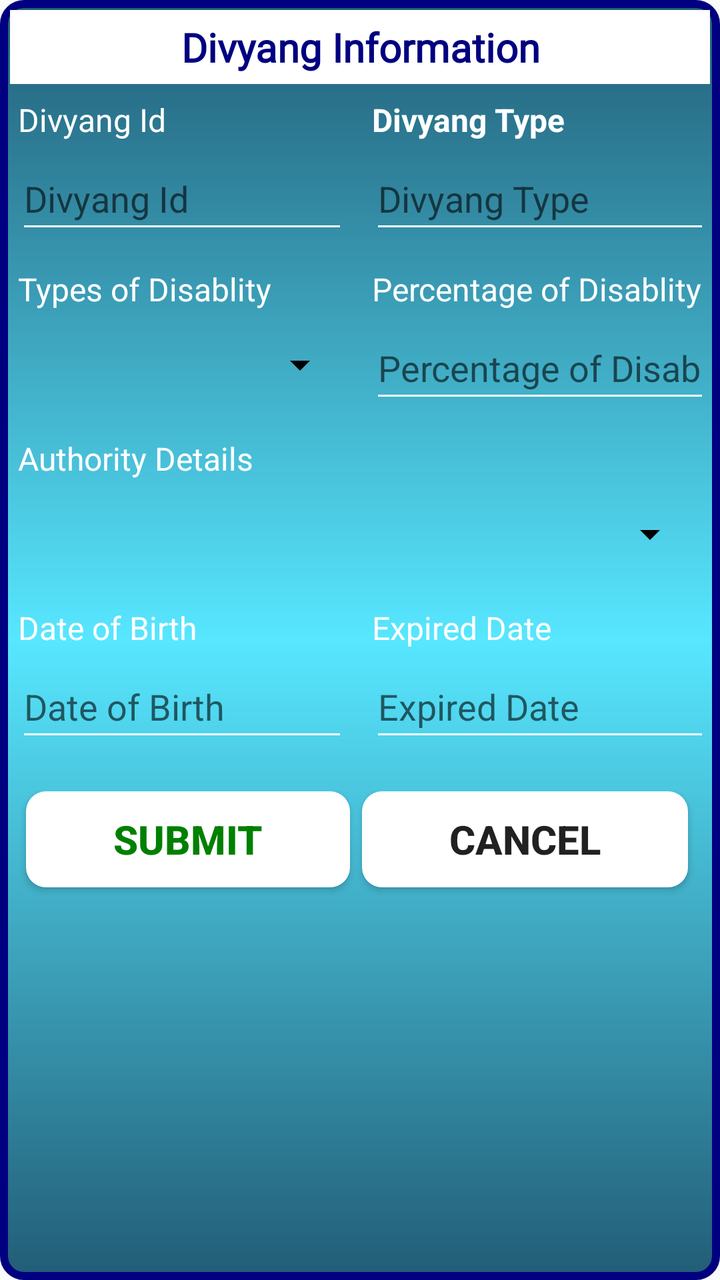
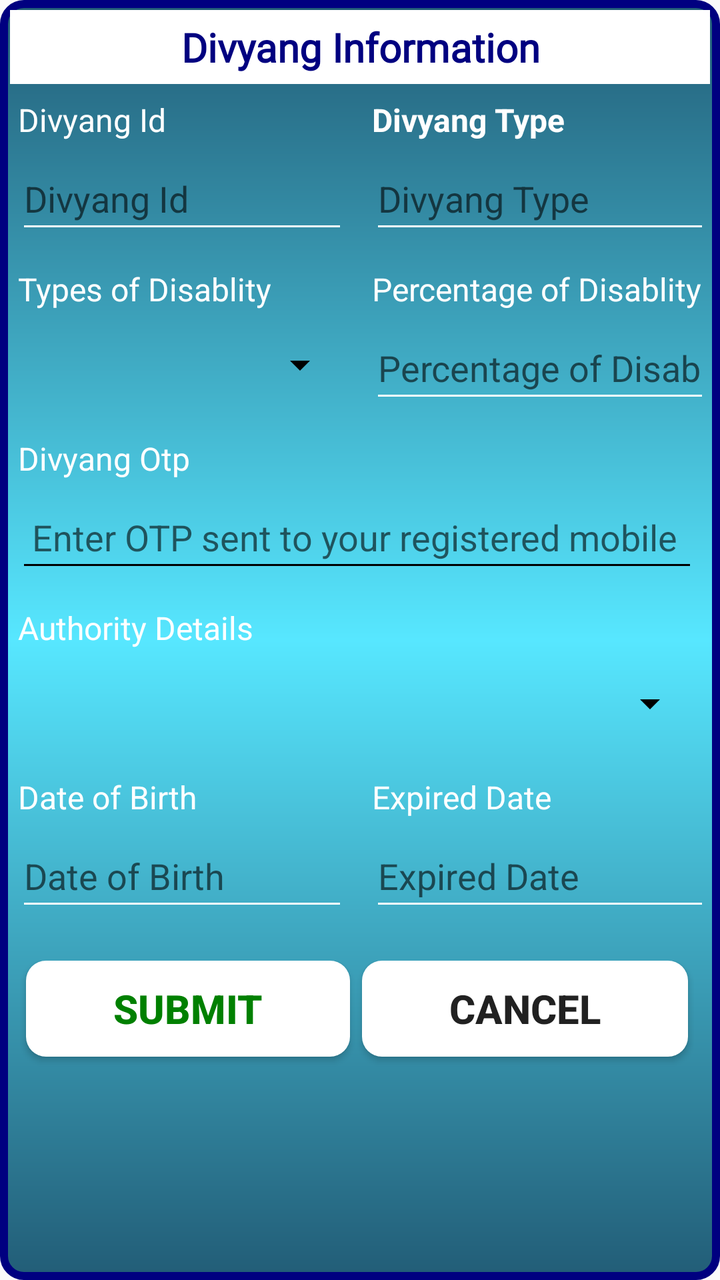

Screens rendered from an Android XML layout before and after an edit, with the pre-edit source and the edit as a unified diff.
<!-- AndroidManifest.xml: application theme AppTheme.NoActionBar -->
<!-- res/layout/divyang_info.xml -->
<?xml version="1.0" encoding="utf-8"?>
<LinearLayout
    xmlns:android="http://schemas.android.com/apk/res/android"
    xmlns:tools="http://schemas.android.com/tools"
    android:orientation="vertical"
    android:layout_width="match_parent"
    android:layout_height="match_parent"
    android:padding="5dp"
    android:background="@drawable/div_info">
    <TextView
        android:layout_width="match_parent"
        android:layout_height="wrap_content"
        android:paddingLeft="1dp"
        android:padding="5dp"
        android:gravity="center"
        android:background="@color/white"
        android:textColor="@color/naviy"
        android:textStyle="bold"
        android:fontFamily="@font/gotham"
        android:text="Divyang Information"
        android:textSize="20dp" />

    <LinearLayout
        android:layout_width="match_parent"
        android:layout_height="wrap_content"
        android:layout_marginTop="5dp"
        android:layout_marginBottom="5dp"
        android:orientation="horizontal"
        android:visibility="visible">

        <LinearLayout
            android:layout_width="fill_parent"
            android:layout_height="wrap_content"
            android:layout_marginRight="6dip"
            android:layout_weight="1"
            android:orientation="vertical"
            android:paddingLeft="3dp">

            <TextView
                android:id="@+id/div_id_txt"
                android:layout_width="wrap_content"
                android:layout_height="wrap_content"
                android:layout_marginTop="2dp"
                android:paddingLeft="1dp"
                android:singleLine="true"
                android:text="Divyang Id"
                android:textColor="@color/white"
                android:textSize="16dp" />

            <EditText
                android:id="@+id/div_id"
                android:layout_width="match_parent"
                android:layout_height="48dp"
                android:layout_marginTop="3dp"
                android:hint="Divyang Id"
                android:inputType="textEmailAddress"
                android:textColor="@color/white"
                android:theme="@style/EditTextStyle"/>

        </LinearLayout>

        <LinearLayout
            android:layout_width="fill_parent"
            android:layout_height="wrap_content"
            android:layout_marginLeft="5dp"
            android:layout_weight="1"
            android:orientation="vertical"
            android:visibility="visible">

            <TextView
                android:layout_width="wrap_content"
                android:layout_height="wrap_content"
                android:layout_marginTop="2dp"
                android:id="@+id/div_type_txt"
                android:paddingLeft="1dp"
                android:singleLine="true"
                android:textStyle="bold"
                android:textColor="@color/white"
                android:text="Divyang Type"
                android:textSize="16dp" />

            <EditText
                android:id="@+id/div_type"
                android:layout_width="match_parent"
                android:layout_height="48dp"
                android:layout_marginTop="3dp"
                android:editable="false"
                android:focusable="false"
                android:hint="Divyang Type"
                android:textColor="@color/white"
                android:theme="@style/EditTextStyle"
                android:inputType="textEmailAddress" />
        </LinearLayout>
    </LinearLayout>

    <LinearLayout
        android:layout_width="match_parent"
        android:layout_height="wrap_content"
        android:layout_marginTop="5dp"
        android:layout_marginBottom="5dp"
        android:orientation="horizontal"
        android:visibility="visible">

        <LinearLayout
            android:layout_width="fill_parent"
            android:layout_height="wrap_content"
            android:layout_marginRight="6dip"
            android:layout_weight="1"
            android:orientation="vertical"
            android:paddingLeft="3dp">

            <TextView
                android:layout_width="wrap_content"
                android:layout_height="wrap_content"
                android:layout_marginTop="2dp"
                android:id="@+id/div_disablity_txt"
                android:paddingLeft="1dp"
                android:singleLine="true"
                android:textColor="@color/white"
                android:text="Types of Disablity"
                android:textSize="16dp" />

            <Spinner
                android:id="@+id/div_disablity"
                android:layout_width="match_parent"
                android:layout_height="48dp"
                android:layout_marginTop="3dp"
                android:theme="@style/AppTheme.spinnerDropDownItemStyle"
                tools:ignore="SpeakableTextPresentCheck" />

        </LinearLayout>

        <LinearLayout
            android:layout_width="match_parent"
            android:layout_height="wrap_content"
            android:layout_marginLeft="5dp"
            android:layout_weight="1"
            android:orientation="vertical"
            android:visibility="visible">

            <TextView
                android:layout_width="wrap_content"
                android:layout_height="wrap_content"
                android:layout_marginTop="2dp"
                android:id="@+id/div_percent_txt"
                android:paddingLeft="1dp"
                android:singleLine="true"
                android:textColor="@color/white"
                android:text="Percentage of Disablity"
                android:textSize="16dp" />

            <EditText
                android:id="@+id/div_percent"
                android:layout_width="match_parent"
                android:layout_height="48dp"
                android:layout_marginTop="3dp"
                android:editable="false"
                android:focusable="false"
                android:hint="Percentage of Disablity"
                android:inputType="textEmailAddress"
                android:textColor="@color/white"
                android:theme="@style/EditTextStyle"/>
        </LinearLayout>
    </LinearLayout>

    <LinearLayout
        android:layout_width="match_parent"
        android:layout_height="wrap_content"
        android:layout_marginTop="5dp"
        android:layout_marginBottom="5dp"
        android:orientation="horizontal"
        android:visibility="visible">

        <LinearLayout
            android:layout_width="fill_parent"
            android:layout_height="wrap_content"
            android:layout_marginRight="6dip"
            android:layout_weight="1"
            android:orientation="vertical"
            android:paddingLeft="3dp">

            <TextView
                android:layout_width="wrap_content"
                android:layout_height="wrap_content"
                android:layout_marginTop="2dp"
                android:id="@+id/div_authority_txt"
                android:paddingLeft="1dp"
                android:singleLine="true"
                android:textColor="@color/white"
                android:text="Authority Details"
                android:textSize="16dp" />

            <Spinner
                android:id="@+id/div_authority"
                android:layout_width="match_parent"
                android:layout_height="48dp"
                android:theme="@style/AppTheme.spinnerDropDownItemStyle"
                android:layout_marginTop="3dp"
                tools:ignore="SpeakableTextPresentCheck" />

        </LinearLayout>

    </LinearLayout>
    <LinearLayout
        android:layout_width="match_parent"
        android:layout_height="wrap_content"
        android:layout_marginTop="5dp"
        android:layout_marginBottom="5dp"
        android:orientation="horizontal"
        android:visibility="visible">

        <LinearLayout
            android:layout_width="fill_parent"
            android:layout_height="wrap_content"
            android:layout_marginRight="6dip"
            android:layout_weight="1"
            android:orientation="vertical"
            android:paddingLeft="3dp">

            <TextView
                android:layout_width="wrap_content"
                android:layout_height="wrap_content"
                android:layout_marginTop="2dp"
                android:id="@+id/div_dob_txt"
                android:paddingLeft="1dp"
                android:singleLine="true"
                android:textColor="@color/white"
                android:text="Date of Birth"
                android:textSize="16dp" />

            <EditText
                android:id="@+id/div_dob"
                android:layout_width="match_parent"
                android:layout_height="48dp"
                android:layout_marginTop="3dp"
                android:editable="false"
                android:focusable="false"
                android:hint="Date of Birth"
                android:inputType="textEmailAddress"
                android:textColor="@color/white"
                android:theme="@style/EditTextStyle"/>

        </LinearLayout>

        <LinearLayout
            android:layout_width="match_parent"
            android:layout_height="wrap_content"
            android:layout_marginLeft="5dp"
            android:layout_weight="1"
            android:orientation="vertical"
            android:visibility="visible">

            <TextView
                android:layout_width="wrap_content"
                android:layout_height="wrap_content"
                android:layout_marginTop="2dp"
                android:id="@+id/div_expired_txt"
                android:paddingLeft="1dp"
                android:singleLine="true"
                android:textColor="@color/white"
                android:text="Expired Date"
                android:textSize="16dp" />

            <EditText
                android:id="@+id/div_expired"
                android:layout_width="match_parent"
                android:layout_height="48dp"
                android:layout_marginTop="3dp"
                android:editable="false"
                android:focusable="false"
                android:hint="Expired Date"
                android:textColor="@color/white"
                android:theme="@style/EditTextStyle"
                android:inputType="textEmailAddress" />
        </LinearLayout>
    </LinearLayout>

    <LinearLayout
        android:layout_width="match_parent"
        android:layout_height="wrap_content"
        android:layout_marginRight="3dip"
        android:layout_weight="1"
        android:padding="5dp"
        android:orientation="horizontal"
        android:layout_marginTop="10dp"
        android:layout_marginBottom="10dp"
        android:paddingLeft="3dp">

        <Button
            android:layout_width="wrap_content"
            android:layout_height="wrap_content"
            android:layout_marginTop="2dp"
            android:background="@drawable/btn_shape"
            android:id="@+id/div_submit"
            android:paddingLeft="1dp"
            android:singleLine="true"
            android:layout_weight="1"
            android:layout_margin="3dp"
            android:layout_gravity="right"
            android:gravity="center"
            android:textStyle="bold"
            android:padding="10dp"
            android:textColor="#008000"
            android:text="SUBMIT"
            android:textSize="20dp" />
        <Button
            android:layout_width="wrap_content"
            android:layout_height="wrap_content"
            android:layout_marginTop="2dp"
            android:id="@+id/div_cancel"
            android:paddingLeft="1dp"
            android:padding="10dp"
            android:layout_margin="3dp"
            android:background="@drawable/btn_shape"
            android:singleLine="true"
            android:layout_weight="1"
            android:layout_gravity="right"
            android:gravity="center"
            android:textStyle="bold"
            android:textColor="@color/bpRed"
            android:text="CANCEL"
            android:textSize="20dp" />

    </LinearLayout>

</LinearLayout>
<!-- resources referenced by this layout -->
<resources>
  <color name="naviy">#000080</color>
  <color name="white">#FFFFFF</color>
  <!-- drawable btn_shape (drawable) -->
  <?xml version="1.0" encoding="utf-8"?>
  <selector xmlns:android="http://schemas.android.com/apk/res/android">
      <item>
          <shape android:shape="rectangle">
              <solid android:color="@color/white" />
              <corners android:radius="10dp"/>
          </shape>
      </item>
  </selector>
  <!-- drawable div_info (drawable) -->
  <shape xmlns:android="http://schemas.android.com/apk/res/android"
  	android:shape="rectangle" >
  
  	<stroke
  		android:width="4dip"
  		android:color="@color/naviy" />
  	<corners
  		android:bottomRightRadius="10sp"
  		android:bottomLeftRadius="10sp"
  		android:topLeftRadius="10sp"
  		android:topRightRadius="10sp"/>
  	<gradient
  		android:startColor="#225d77"
  		android:centerColor="#57e7ff"
  		android:endColor="#225d77"
  		android:angle="270" />
  </shape>
  <style name="AppTheme.spinnerDropDownItemStyle" parent="@android:style/Widget.Material.DropDownItem.Spinner">
      <item name="android:textColor">@color/white</item>
      <item name="android:backgroundTint">@color/black</item>
      </style>
  <style name="EditTextStyle">
          <item name="colorAccent">@color/white</item>
          <item name="colorControlNormal">@color/white</item>
          <item name="colorControlActivated">@color/white</item>
      </style>
  <style name="AppTheme.NoActionBar" parent="Theme.AppCompat.Light.NoActionBar">
          
          <item name="android:windowActionBar">false</item>
  
  
  
          
          <item name="android:windowLightStatusBar">true</item> 
      </style>
  <color name="black">#000000</color>
</resources>

<!-- the commit's change to res/layout/divyang_info.xml (unified diff, before → after) -->
@@ -183,6 +183,47 @@
                 android:layout_width="wrap_content"
                 android:layout_height="wrap_content"
                 android:layout_marginTop="2dp"
+                android:id="@+id/div_otp"
+                android:paddingLeft="1dp"
+                android:singleLine="true"
+                android:textColor="@color/white"
+                android:text="Divyang Otp"
+                android:textSize="16dp" />
+
+            <EditText
+                android:id="@+id/div_otpNumber"
+                android:layout_width="match_parent"
+                android:layout_height="48dp"
+                android:inputType="number"
+                android:hint="Enter OTP sent to your registered mobile number"
+                android:theme="@style/AppTheme.spinnerDropDownItemStyle"
+                android:layout_marginTop="3dp"
+                tools:ignore="SpeakableTextPresentCheck" />
+
+        </LinearLayout>
+
+    </LinearLayout>
+
+    <LinearLayout
+        android:layout_width="match_parent"
+        android:layout_height="wrap_content"
+        android:layout_marginTop="5dp"
+        android:layout_marginBottom="5dp"
+        android:orientation="horizontal"
+        android:visibility="visible">
+
+        <LinearLayout
+            android:layout_width="fill_parent"
+            android:layout_height="wrap_content"
+            android:layout_marginRight="6dip"
+            android:layout_weight="1"
+            android:orientation="vertical"
+            android:paddingLeft="3dp">
+
+            <TextView
+                android:layout_width="wrap_content"
+                android:layout_height="wrap_content"
+                android:layout_marginTop="2dp"
                 android:id="@+id/div_authority_txt"
                 android:paddingLeft="1dp"
                 android:singleLine="true"
